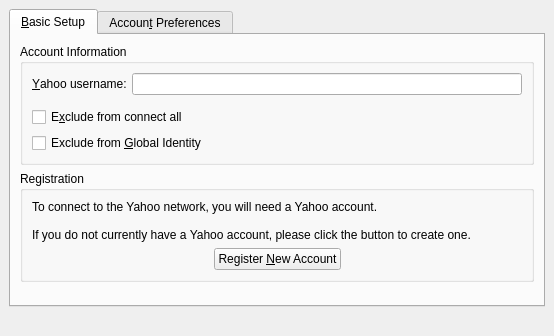
First picture: the form in protocols/yahoo/ui/yahooeditaccountbase.ui, repository KDE/kopete, before the edit.
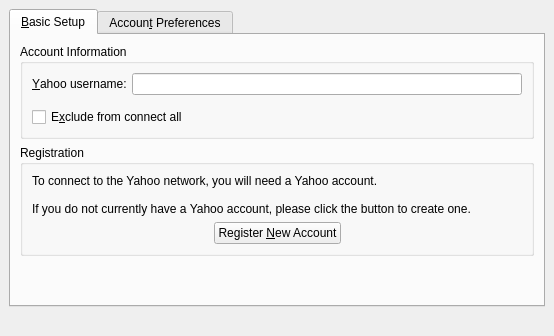
Second picture: the form after the edit. The open tabs and pages were chosen to show the change. Custom widgets are drawn as their Qt base class.

Commit message: Remove the old Global Identity support. This will reimplemented later when the real identity support is done.

The edit to the form file:
```diff
--- a/protocols/yahoo/ui/yahooeditaccountbase.ui
+++ b/protocols/yahoo/ui/yahooeditaccountbase.ui
@@ -138,13 +138,6 @@
             </property>
            </widget>
           </item>
-          <item>
-           <widget class="QCheckBox" name="mGlobalIdentity" >
-            <property name="text" >
-             <string>Exclude from &amp;Global Identity</string>
-            </property>
-           </widget>
-          </item>
          </layout>
         </widget>
        </item>
```
Left out of the diff: 3 changed lines with no effect on the pictures. The commit also changes 26 other files.
